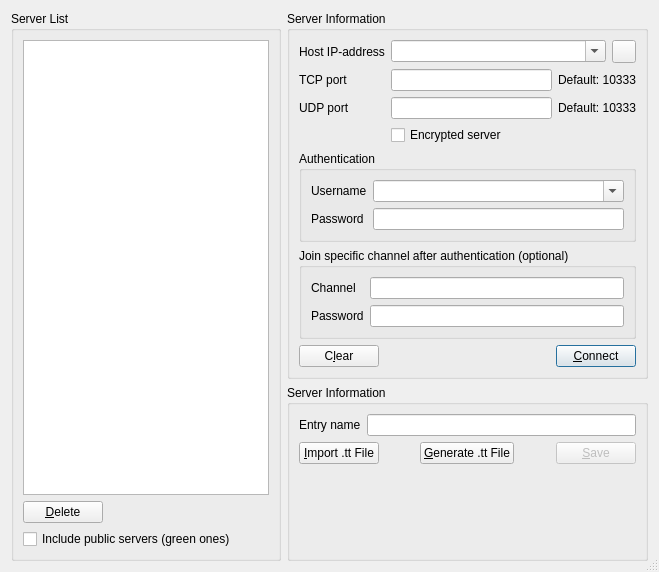
Before: the Qt Designer form Client/qtTeamTalk/serverlist.ui in BearWare/TeamTalk5, drawn with Qt 5.
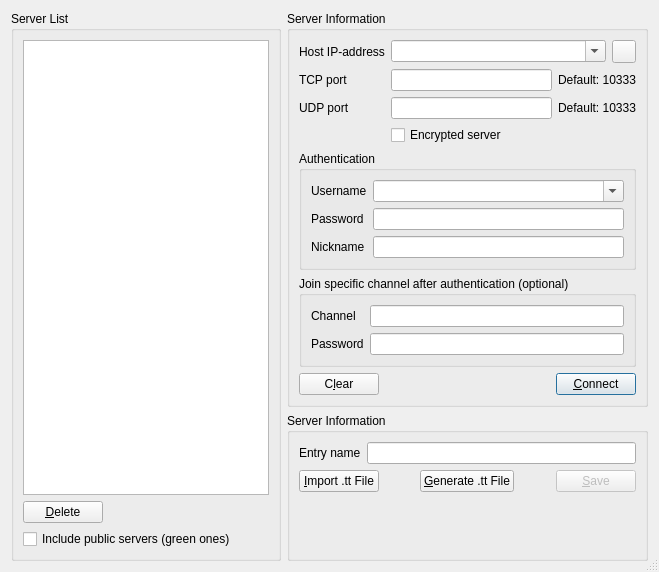
After: the same form once the commit is applied. Icons and pictures are not drawn.

Patch:
```diff
--- a/Client/qtTeamTalk/serverlist.ui
+++ b/Client/qtTeamTalk/serverlist.ui
@@ -207,6 +207,19 @@
              </property>
             </widget>
            </item>
+           <item row="2" column="0">
+            <widget class="QLabel" name="label_nick">
+             <property name="text">
+              <string>Nickname</string>
+             </property>
+             <property name="buddy">
+              <cstring>nicknameEdit</cstring>
+             </property>
+            </widget>
+           </item>
+           <item row="2" column="1">
+            <widget class="QLineEdit" name="nicknameEdit"/>
+           </item>
           </layout>
          </widget>
         </item>
```
